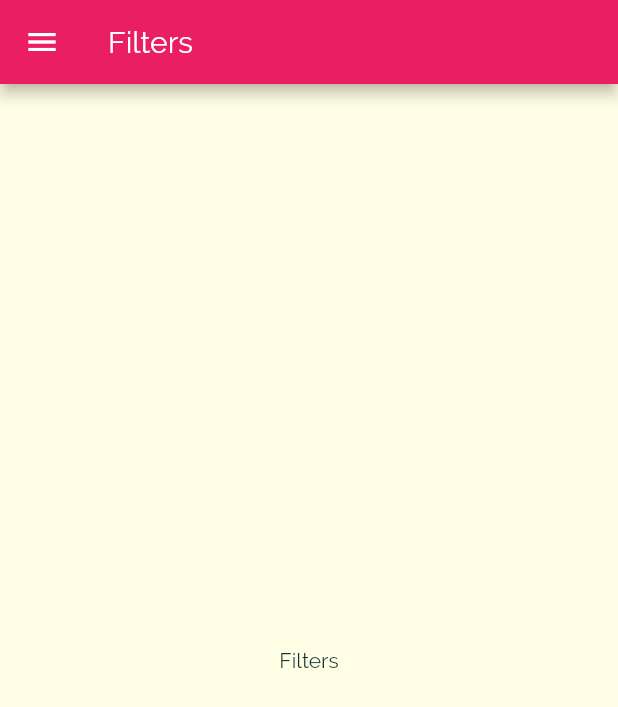
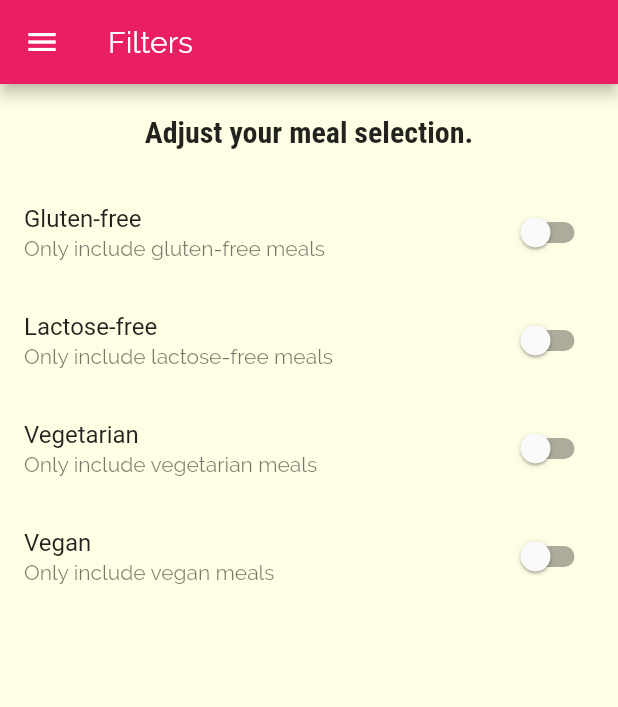
Before and after one commit to tdbranham/Meals_App, a Flutter app: the FiltersScreen screen opened by its route, on a phone screen of 412 x 824 dp. Shown: the top 707 px of the screen. Run offline on Flutter 3.47's test engine with Material 2 defaults, Android fonts, the phone set to English and light mode, and no system bars.

Commit message:
add meals filter

```diff
--- a/lib/screens/filters_screen.dart
+++ b/lib/screens/filters_screen.dart
@@ -2,8 +2,32 @@ import 'package:flutter/material.dart';
 
 import '../widgets/main_drawer.dart';
 
-class FiltersScreen extends StatelessWidget {
+class FiltersScreen extends StatefulWidget {
   static const routeName = '/filters';
+
+  @override
+  _FiltersScreenState createState() => _FiltersScreenState();
+}
+
+class _FiltersScreenState extends State<FiltersScreen> {
+  bool _glutenFree = false;
+  bool _vegetarian = false;
+  bool _vegan = false;
+  bool _lactoseFree = false;
+
+  Widget _buildSwitchListTile(
+    String title,
+    String description,
+    bool currentValue,
+    Function updateValue,
+  ) {
+    return SwitchListTile(
+      title: Text(title),
+      value: currentValue,
+      subtitle: Text(description),
+      onChanged: updateValue,
+    );
+  }
 
   @override
   Widget build(BuildContext context) {
@@ -12,8 +36,70 @@ class FiltersScreen extends StatelessWidget {
         title: Text('Filters'),
       ),
       drawer: MainDrawer(),
-      body: Center(
-        child: Text('Filters'),
+      body: Column(
+        children: <Widget>[
+          Container(
+            padding: EdgeInsets.all(20),
+            child: Text(
+              'Adjust your meal selection.',
+              style: Theme.of(context).textTheme.headline6,
+            ),
+          ),
+          Expanded(
+            child: ListView(
+              children: <Widget>[
+                _buildSwitchListTile(
+                  'Gluten-free',
+                  'Only include gluten-free meals',
+                  _glutenFree,
+                  (newValue) {
+                    setState(
+                      () {
+                        _glutenFree = newValue;
+                      },
+                    );
+                  },
+                ),
+                _buildSwitchListTile(
+                  'Lactose-free',
+                  'Only include lactose-free meals',
+                  _glutenFree,
+                  (newValue) {
+                    setState(
+                      () {
+                        _lactoseFree = newValue;
+                      },
+                    );
+                  },
+                ),
+                _buildSwitchListTile(
+                  'Vegetarian',
+                  'Only include vegetarian meals',
+                  _glutenFree,
+                  (newValue) {
+                    setState(
+                      () {
+                        _vegetarian = newValue;
+                      },
+                    );
+                  },
+                ),
+                _buildSwitchListTile(
+                  'Vegan',
+                  'Only include vegan meals',
+                  _glutenFree,
+                  (newValue) {
+                    setState(
+                      () {
+                        _vegan = newValue;
+                      },
+                    );
+                  },
+                ),
+              ],
+            ),
+          )
+        ],
       ),
     );
   }
```
